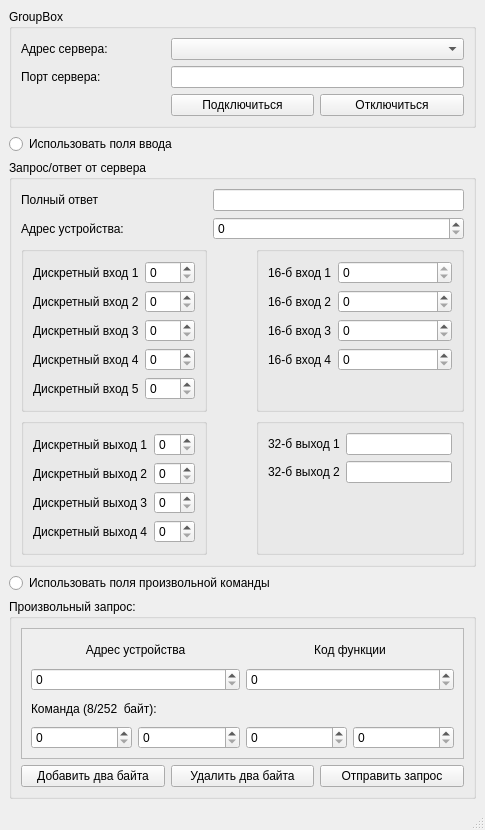
Before: the Qt Designer form modbustcpclient.ui in DenJonson/modbusTCP-client_qt, drawn with Qt 5.
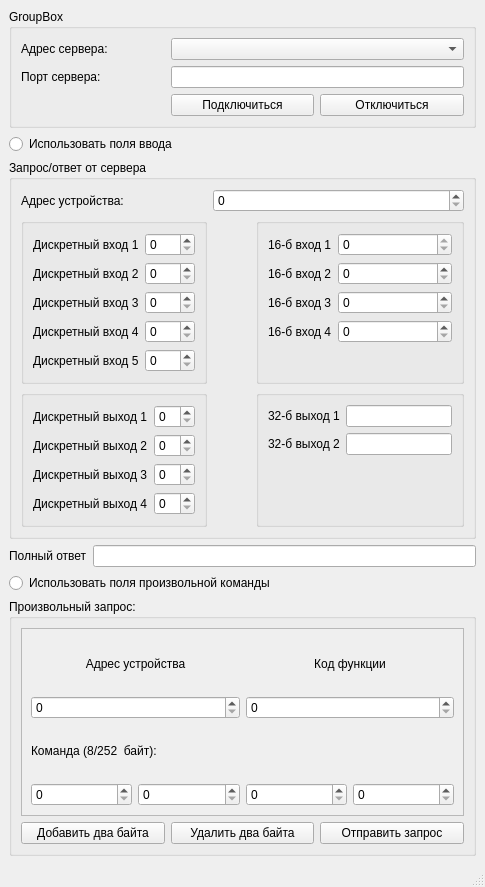
After: the same form once the commit is applied.

Commit message: exchange has been established

What changed in the file:
```diff
--- a/modbustcpclient.ui
+++ b/modbustcpclient.ui
@@ -7,7 +7,7 @@
     <x>0</x>
     <y>0</y>
     <width>485</width>
-    <height>795</height>
+    <height>887</height>
    </rect>
   </property>
   <property name="sizePolicy">
@@ -114,20 +114,6 @@
          </layout>
         </widget>
        </item>
-       <item row="1" column="1" colspan="2">
-        <widget class="QLineEdit" name="leResponse">
-         <property name="readOnly">
-          <bool>true</bool>
-         </property>
-        </widget>
-       </item>
-       <item row="1" column="0">
-        <widget class="QLabel" name="label_22">
-         <property name="text">
-          <string>Полный ответ</string>
-         </property>
-        </widget>
-       </item>
        <item row="2" column="1" colspan="2">
         <widget class="QSpinBox" name="sbUnitId">
          <property name="readOnly">
@@ -367,6 +353,24 @@
       </layout>
      </widget>
     </item>
+    <item>
+     <layout class="QFormLayout" name="formLayout_5">
+      <item row="0" column="0">
+       <widget class="QLabel" name="label_22">
+        <property name="text">
+         <string>Полный ответ</string>
+        </property>
+       </widget>
+      </item>
+      <item row="0" column="1">
+       <widget class="QLineEdit" name="leResponse">
+        <property name="readOnly">
+         <bool>true</bool>
+        </property>
+       </widget>
+      </item>
+     </layout>
+    </item>
     <item>
      <widget class="QRadioButton" name="rbCustom">
       <property name="text">
```
The commit also changes 1 other file.
